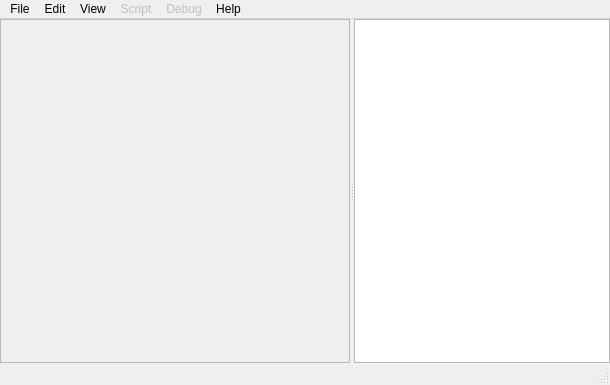
matrixsmaster/ANNA, file anna_graphica/lscseditor.ui: the form before one commit.
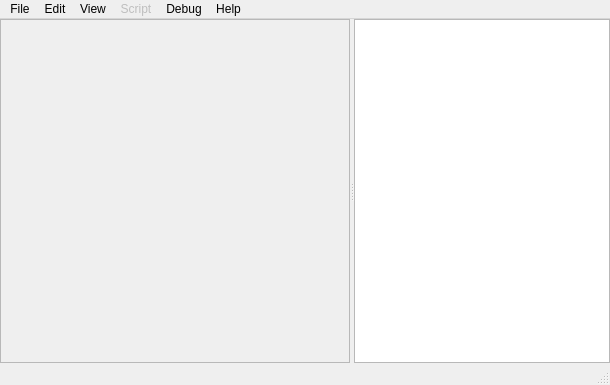
The form after the commit. Icons and pictures are not drawn. Custom widgets are drawn as their Qt base class.

```diff
--- a/anna_graphica/lscseditor.ui
+++ b/anna_graphica/lscseditor.ui
@@ -57,9 +57,6 @@
       <addaction name="actionAssign_script"/>
      </widget>
      <widget class="QMenu" name="menuDebug">
-      <property name="enabled">
-       <bool>false</bool>
-      </property>
       <property name="title">
        <string>Debug</string>
       </property>
```
Left out of the diff: 8 changed lines with no effect on the pictures.
